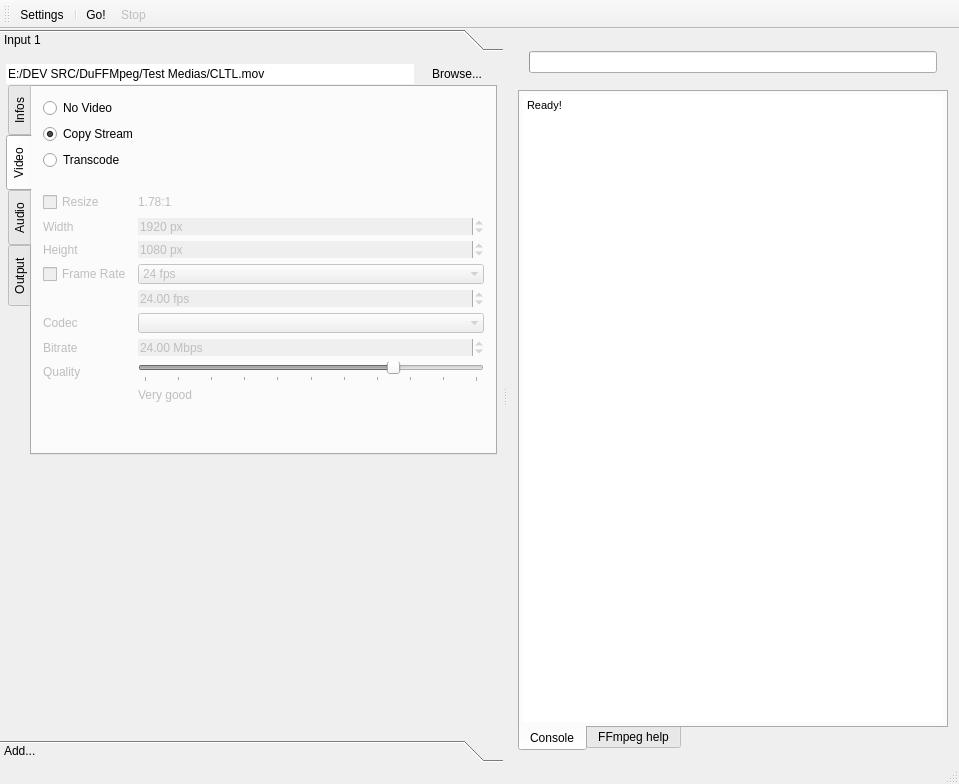
Qt form DuFFMpeg/mainwindow.ui (RxLaboratory/DuME) before a commit.
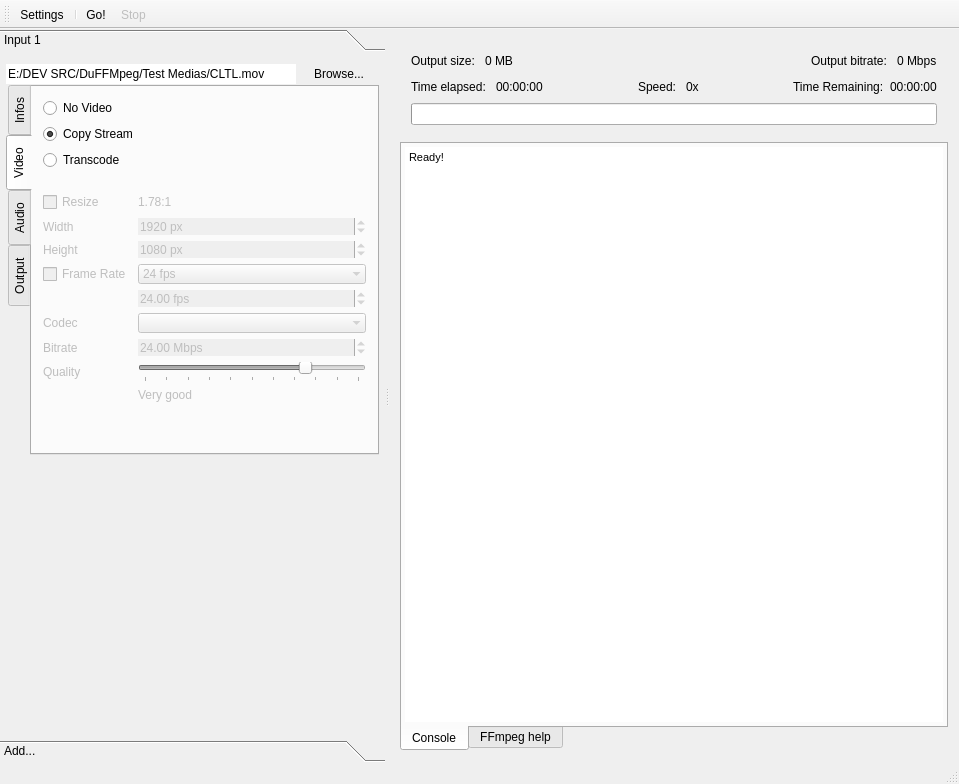
The same form after that commit.

Diff of the .ui file:
```diff
--- a/DuFFMpeg/mainwindow.ui
+++ b/DuFFMpeg/mainwindow.ui
@@ -66,7 +66,7 @@
              <rect>
               <x>0</x>
               <y>0</y>
-              <width>484</width>
+              <width>512</width>
               <height>687</height>
              </rect>
             </property>
@@ -842,6 +842,123 @@
         <item>
          <widget class="QWidget" name="progressWidget" native="true">
           <layout class="QVBoxLayout" name="verticalLayout_11">
+           <item>
+            <layout class="QHBoxLayout" name="horizontalLayout_4">
+             <item>
+              <widget class="QLabel" name="label_4">
+               <property name="text">
+                <string>Output size: </string>
+               </property>
+              </widget>
+             </item>
+             <item>
+              <widget class="QLabel" name="outputSizeLabel">
+               <property name="text">
+                <string>0 MB</string>
+               </property>
+              </widget>
+             </item>
+             <item>
+              <spacer name="horizontalSpacer_3">
+               <property name="orientation">
+                <enum>Qt::Horizontal</enum>
+               </property>
+               <property name="sizeHint" stdset="0">
+                <size>
+                 <width>40</width>
+                 <height>20</height>
+                </size>
+               </property>
+              </spacer>
+             </item>
+             <item>
+              <widget class="QLabel" name="label_5">
+               <property name="text">
+                <string>Output bitrate: </string>
+               </property>
+              </widget>
+             </item>
+             <item>
+              <widget class="QLabel" name="outputBitrateLabel">
+               <property name="text">
+                <string>0 Mbps</string>
+               </property>
+              </widget>
+             </item>
+            </layout>
+           </item>
+           <item>
+            <layout class="QHBoxLayout" name="horizontalLayout_3">
+             <item>
+              <widget class="QLabel" name="label_9">
+               <property name="text">
+                <string>Time elapsed: </string>
+               </property>
+              </widget>
+             </item>
+             <item>
+              <widget class="QLabel" name="timeLabel">
+               <property name="text">
+                <string>00:00:00</string>
+               </property>
+              </widget>
+             </item>
+             <item>
+              <spacer name="horizontalSpacer">
+               <property name="orientation">
+                <enum>Qt::Horizontal</enum>
+               </property>
+               <property name="sizeHint" stdset="0">
+                <size>
+                 <width>40</width>
+                 <height>20</height>
+                </size>
+               </property>
+              </spacer>
+             </item>
+             <item>
+              <widget class="QLabel" name="label_17">
+               <property name="text">
+                <string>Speed: </string>
+               </property>
+              </widget>
+             </item>
+             <item>
+              <widget class="QLabel" name="speedLabel">
+               <property name="text">
+                <string>0x</string>
+               </property>
+              </widget>
+             </item>
+             <item>
+              <spacer name="horizontalSpacer_2">
+               <property name="orientation">
+                <enum>Qt::Horizontal</enum>
+               </property>
+               <property name="sizeHint" stdset="0">
+                <size>
+                 <width>40</width>
+                 <height>20</height>
+                </size>
+               </property>
+              </spacer>
+             </item>
+             <item>
+              <widget class="QLabel" name="label_15">
+               <property name="text">
+                <string>Time Remaining:</string>
+               </property>
+              </widget>
+             </item>
+             <item>
+              <widget class="QLabel" name="timeRemainingLabel">
+               <property name="text">
+                <string>00:00:00</string>
+               </property>
+              </widget>
+             </item>
+            </layout>
+           </item>
            <item>
             <widget class="QProgressBar" name="progressBar">
              <property name="value">
```
Left out of the diff: 2 changed lines with no effect on the pictures.
